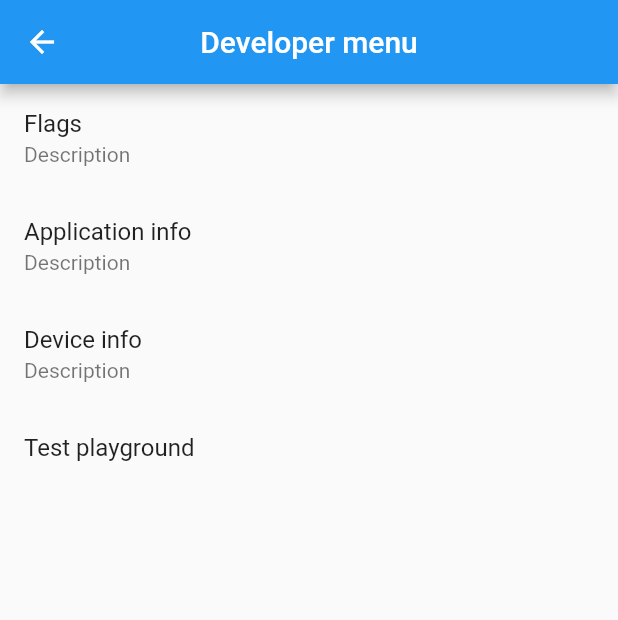
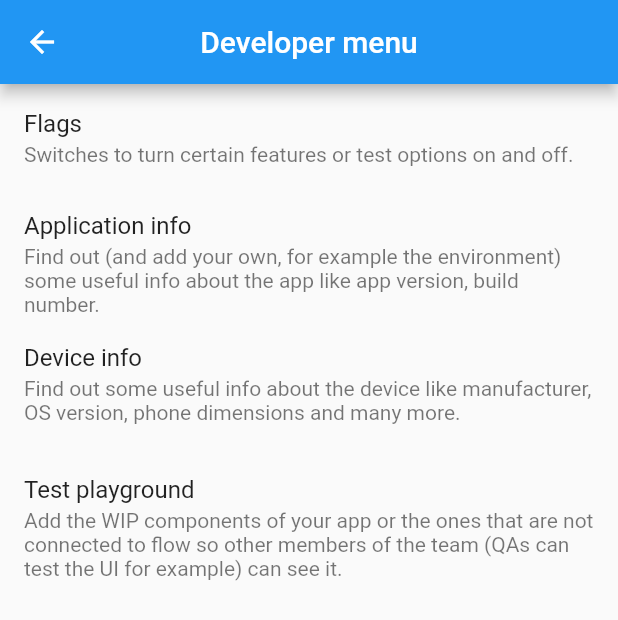
Before and after one commit to uroswork/dev_menu, a Flutter app: the DevMenu screen opened directly, on a phone screen of 412 x 824 dp. Shown: the top 620 px of the screen. Run offline on Flutter 3.47's test engine with Material 2 defaults, Android fonts, the phone set to English and light mode, and no system bars; our stand-ins replace device_info, shared_preferences; accounts and stored records are empty.

Commit message:
Update flags descriptions

```diff
--- a/lib/dev_menu.dart
+++ b/lib/dev_menu.dart
@@ -88,7 +88,8 @@ class _DevMenuState extends State<DevMenu> with DeviceInfoHelper {
       {
         'name': 'Flags',
         'widget': FlagsList(list: widget.flags),
-        'description': 'Description',
+        'description':
+            'Switches to turn certain features or test options on and off.',
       },
       {
         'name': 'Application info',
@@ -97,7 +98,8 @@ class _DevMenuState extends State<DevMenu> with DeviceInfoHelper {
           title: 'Application info',
           customAppInfo: widget.customAppInfo,
         ),
-        'description': 'Description',
+        'description':
+            'Find out (and add your own, for example the environment) some useful info about the app like app version, build number.',
       },
       {
         'name': 'Device info',
@@ -105,11 +107,14 @@ class _DevMenuState extends State<DevMenu> with DeviceInfoHelper {
           data: _deviceData,
           title: 'Device info',
         ),
-        'description': 'Description',
+        'description':
+            'Find out some useful info about the device like manufacturer, OS version, phone dimensions and many more.',
       },
       {
         'name': 'Test playground',
         'widget': Playground(widgets: widget.testWidgets),
+        'description':
+            'Add the WIP components of your app or the ones that are not connected to flow so other members of the team (QAs can test the UI for example) can see it.',
       }
     ];
 
@@ -123,6 +128,7 @@ class _DevMenuState extends State<DevMenu> with DeviceInfoHelper {
         children: screens
             .map(
               (item) => ListTile(
+                isThreeLine: item['name'] != 'Flags',
                 subtitle: item['description'] != null
                     ? Text(item['description'])
                     : Container(),
```
